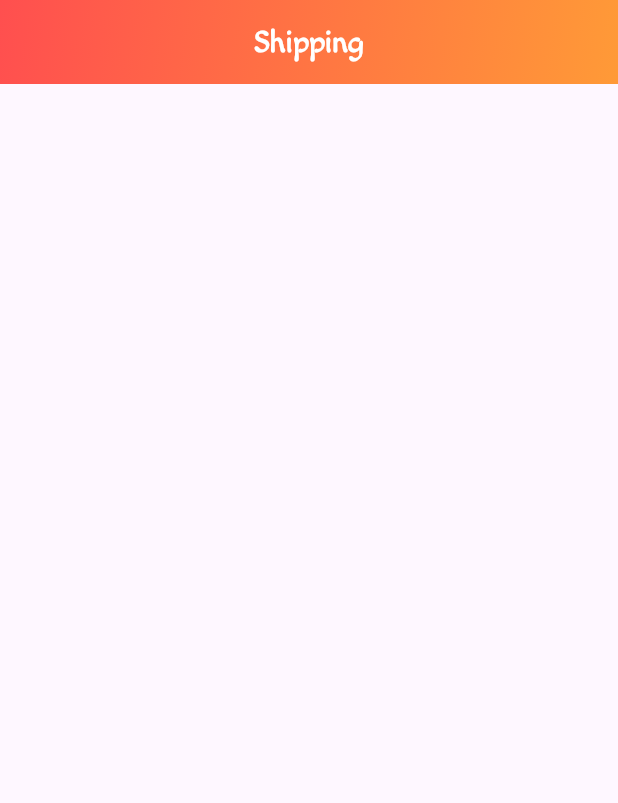
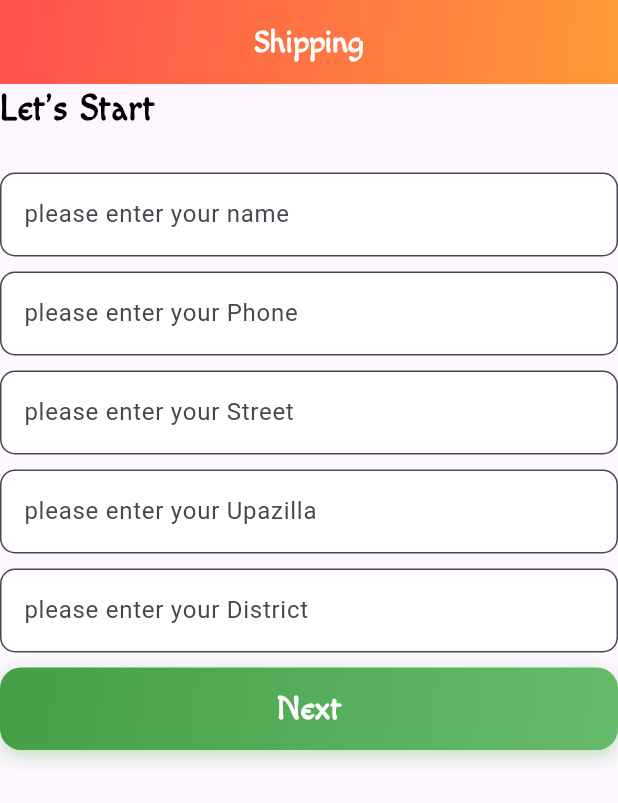
Before and after one commit to RontuMohonto/API_in_e_commerce, a Flutter app: the screen it shows after launch, on a phone screen of 412 x 824 dp. Shown: the top 803 px of the screen. Run offline on Flutter 3.47's test engine with Material 3 defaults, Android fonts, the phone set to English and light mode, and no system bars; our stand-ins replace carousel_slider, flutter_easyloading, flutter_secure_storage; statements that could not run were skipped.

Commit message:
screen making

```diff
--- a/lib/screen/Shipping_info/UI.dart
+++ b/lib/screen/Shipping_info/UI.dart
@@ -1,10 +1,12 @@
+import 'dart:convert';
+import 'dart:developer';
+
+import 'package:dada_garments_full_with_api/controller/widgets/SignUpName_Widget.dart';
+import 'package:dada_garments_full_with_api/controller/widgets/custom_button.dart';
 import 'package:flutter/material.dart';
+import 'package:flutter_secure_storage/flutter_secure_storage.dart';
 
 import '../../controller/widgets/text.dart';
-
-
-
-
 
 class ShippingScreen extends StatefulWidget {
   const ShippingScreen({super.key});
@@ -14,6 +16,15 @@ class ShippingScreen extends StatefulWidget {
 }
 
 class _ShippingScreenState extends State<ShippingScreen> {
+
+  final _formkey = GlobalKey<FormState>();
+  TextEditingController nameC = TextEditingController();
+  TextEditingController phoneC = TextEditingController();
+  TextEditingController streetC = TextEditingController();
+  TextEditingController upazillaC = TextEditingController();
+  TextEditingController districtC = TextEditingController();
+
+
   @override
   Widget build(BuildContext context) {
     return Scaffold(
@@ -21,9 +32,7 @@ class _ShippingScreenState extends State<ShippingScreen> {
         flexibleSpace: Container(
           decoration: BoxDecoration(
             gradient: LinearGradient(
-              colors: [
-                Color(0xFFFF4F4F),
-                Color(0xFFFF9A37)],
+              colors: [Color(0xFFFF4F4F), Color(0xFFFF9A37)],
               begin: Alignment.topLeft,
               end: Alignment.bottomRight,
             ),
@@ -37,6 +46,96 @@ class _ShippingScreenState extends State<ShippingScreen> {
           fontWeight: FontWeight.bold,
         ),
       ),
+
+      body: Form(
+        key: _formKey,
+        child: SingleChildScrollView(
+          child: Column(
+            spacing: 10,
+            crossAxisAlignment: CrossAxisAlignment.start,
+            children: [
+              CustomText(
+                text: "Let's Start",
+                color: Colors.black,
+                fontSize: 24,
+                fontWeight: FontWeight.bold,
+              ),
+              SizedBox(height: 5),
+              //Name
+              NameFormField(
+                nameC: nameC,
+                validator: (v) {
+                  if (v == null || v == "") {
+                    return "Please enter Name";
+                  }
+                  return null;
+                },
+                title: "name",
+              ),
+              //Phone
+              NameFormField(
+                nameC: phoneC,
+                validator: (v) {
+                  if (v == null || v == "") {
+                    return "Please enter Phone";
+                  }
+                  return null;
+                },
+                title: "Phone",
+              ),
+              //Street
+              NameFormField(
+                nameC: streetC,
+                validator: (v) {
+                  if (v == null || v == "") {
+                    return "Please enter Phone";
+                  }
+                  return null;
+                },
+                title: "Street",
+              ),
+              //"Upazila
+              NameFormField(
+                nameC: upazillaC,
+                validator: (v) {
+                  if (v == null || v == "") {
+                    return "Please enter Phone";
+                  }
+                  return null;
+                },
+                title: "Upazilla",
+              ),
+              //District
+              NameFormField(
+                nameC: districtC,
+                validator: (v) {
+                  if (v == null || v == "") {
+                    return "Please enter District";
+                  }
+                  return null;
+                },
+                title: "District",
+              ),
+              CustomButton_widget(title: "Next", onTap: ()async{
+                if(!_formkey.currentState!.validate()){
+                  return;
+                }
+                var data = {
+                  "name" : nameC.text,
+                  "phone" : phoneC.text,
+                  "street" : streetC.text,
+                  "upazilla" : upazillaC.text,
+                  "district" : districtC.text,
+                };
+                log("====${data}====");
+                FlutterSecureStorage storage = FlutterSecureStorage();
+                await storage.write(key: "shipping", value: jsonEncode(data));
+                Navigator.pop(context);
+              })
+            ],
+          ),
+        ),
+      ),
     );
   }
 }
```
